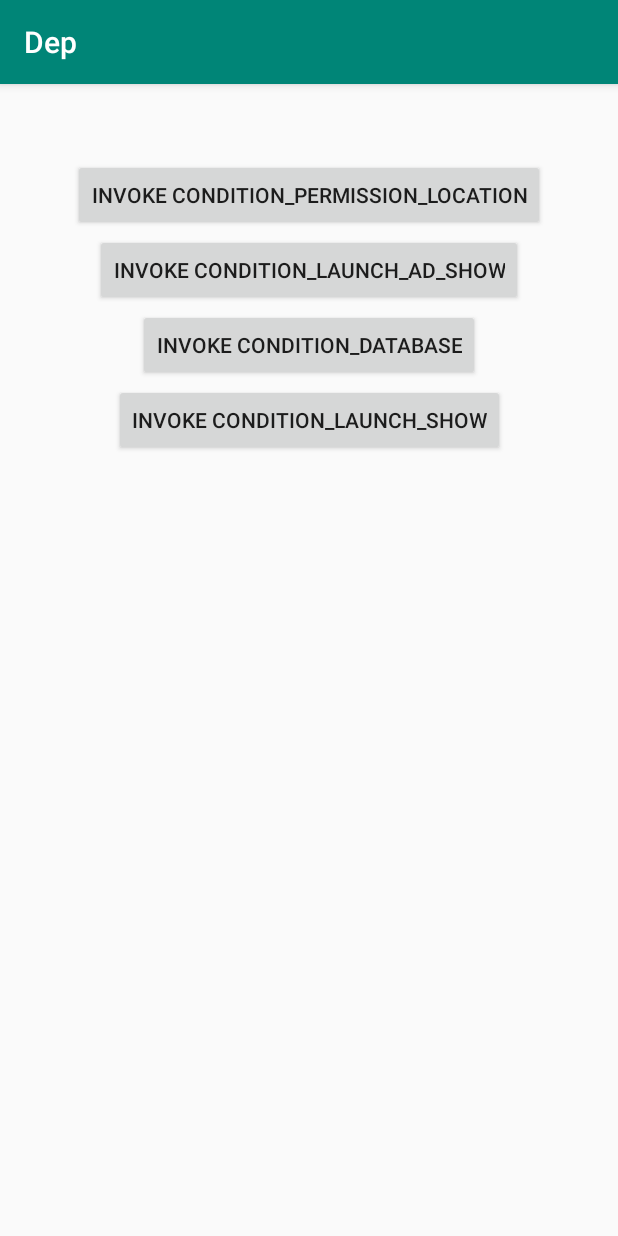
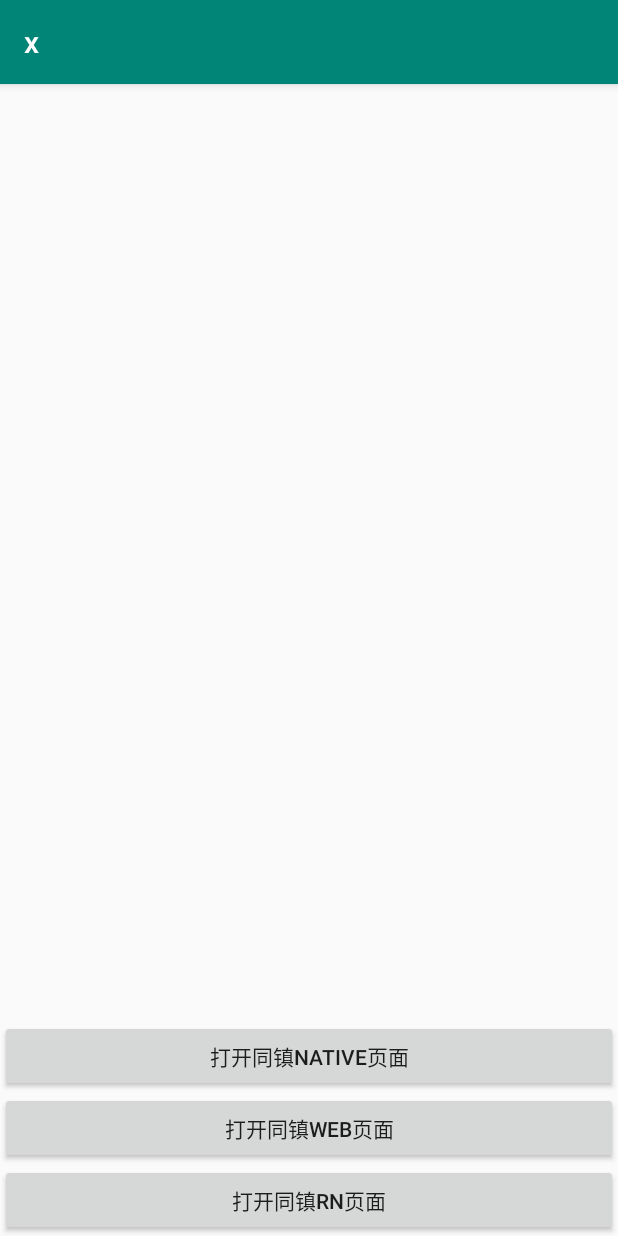
Before and after one commit to coofee/Dep, an Android app: the screen it shows after launch (MainActivity), on a phone screen of 412 x 824 dp. Run offline under Robolectric (Android 15) with nearby library versions, the phone set to English and light mode, and no system bars.

Commit message:
feat(ad): support open town app.

```diff
--- a/app/src/main/java/com/coofee/dep/demo/MainActivity.kt
+++ b/app/src/main/java/com/coofee/dep/demo/MainActivity.kt
@@ -1,10 +1,25 @@
 package com.coofee.dep.demo
 
-import android.os.AsyncTask
+import android.content.Intent
+import android.net.Uri
 import android.os.Bundle
 import androidx.appcompat.app.AppCompatActivity
-import com.coofee.dep.TaskManager
 import kotlinx.android.synthetic.main.activity_main.*
+
+const val BACK_URL = "${BuildConfig.SCHEME}://xxx/xxx?type="
+
+fun appendBackUrl(protocol: String, type: String): String {
+    return "$protocol&backurl=$BACK_URL$type"
+}
+
+const val PROTOCOL_NATIVE =
+    "wbutown://jump/town/utowncategoryplus?params=%7b%22url%22%3a%22https%3a%2f%2ftzcapp.58.com%2fcatelist%2ficon%3ftabKey%3dhouse%26subTabKey%3dhouserental%22%2c%22tabkey%22%3a%22house%22%2c%22subtabkey%22%3a%22houserental%22%2c%22from%22%3a%221%22%2c%22title%22%3a%22%e7%a7%9f%e6%88%bf%22%7d"
+
+const val PROTOCOL_WEB =
+    "wbutown://jump/town/common?params=%7B%22ailog%22%3A%22%7B%5C%22abtestno%5C%22%3A%5C%22D_house-recall-strategy-1%7CE_fusion-strategy-2%7CF_itemhot-strategy-1%7CG_rank-strategy-3%7CA_smartrecommend-1%7CB_news-recall-strategy-1%7CC_job-recall-strategy-1%7CH_profile-strategy-1%7CI_scatter-strategy-2%5C%22%2C%5C%22channel%5C%22%3A%5C%221%5C%22%2C%5C%22cityId%5C%22%3A0%2C%5C%22countryId%5C%22%3A0%2C%5C%22datasource%5C%22%3A1%2C%5C%22extendJson%5C%22%3A%5C%22%7B%5C%5C%5C%22recallNumbers%5C%5C%5C%22%3A%5B2%2C50%5D%7D%5C%22%2C%5C%22feedtab%5C%22%3A%5C%22recommend%5C%22%2C%5C%22flag%5C%22%3A1%2C%5C%22infoQueryType%5C%22%3A1%2C%5C%22itemType%5C%22%3A0%2C%5C%22itemid%5C%22%3A%5C%22100812280%5C%22%2C%5C%22predictno%5C%22%3A11%2C%5C%22productType%5C%22%3A1%2C%5C%22profileFlag%5C%22%3A1%2C%5C%22publishType%5C%22%3A2%2C%5C%22recallno%5C%22%3A2%2C%5C%22seqno%5C%22%3A%5C%22d0eb9dc4-c6c6-445b-9598-938880dc970f%5C%22%2C%5C%22townId%5C%22%3A0%7D%22%2C%22title%22%3A%22%E8%AF%A6%E6%83%85%22%2C%22url%22%3A%22https%3A%2F%2Ftznew.58.com%2Fview%2Fc%2FsharingDetailNew%3Finfoid%3D1063457161493368832%26oldInfoid%3D100812280%26detailFrom%3D4%26sharesource%3Dtcrecommendshare%26fromFeed%3D1%26source%3D17%22%7D&isFinish=false&needLogin=false"
+
+const val PROTOCOL_RN =
+    "wbutown://jump/town/RN?params=%7B%22pagetype%22%3A%22RN%22%2C%22hideBar%22%3A0%2C%22bundleid%22%3A%22214%22%2C%22params%22%3A%7B%22ailog%22%3A%22%22%2C%22cateId%22%3A%2239%22%2C%22detailFrom%22%3A5%2C%22hideBar%22%3A1%2C%22infoId%22%3A%2235122187141036%22%2C%22infoType%22%3A%22tccommoninfo%22%2C%22localId%22%3A%22110105000000%22%2C%22tabKey%22%3A%22shandgood%22%2C%22title%22%3A%22%E8%AF%A6%E6%83%85%22%2C%22tzPage%22%3A%22shandgood%22%2C%22tzdetailType%22%3A%22msgdetail%22%7D%2C%22show_error_navi%22%3Atrue%7D&isFinish=false&needLogin=false"
 
 class MainActivity : AppCompatActivity() {
 
@@ -12,26 +27,42 @@ class MainActivity : AppCompatActivity() {
         super.onCreate(savedInstanceState)
         setContentView(R.layout.activity_main)
 
-        invokeConditionPermissionLocation.setOnClickListener {
-            AppServiceManager.invokeCondition(CONDITION_PERMISSION_LOCATION)
-        }
-        invokeConditionLaunchAd.setOnClickListener {
-            AppServiceManager.invokeCondition(CONDITION_LAUNCH_AD_SHOW)
-        }
-        invokeConditionLaunchShow.setOnClickListener {
-            AppServiceManager.invokeCondition(CONDITION_LAUNCH_SHOW)
-        }
-        invokeConditionDatabase.setOnClickListener {
-            AppServiceManager.invokeCondition(CONDITION_DATABASE)
+        open_town_native.setOnClickListener {
+            open(appendBackUrl(PROTOCOL_NATIVE, "native"))
         }
 
-        AsyncTask.THREAD_POOL_EXECUTOR.execute {
-            val task8Service = AppServiceManager.getService<Task8>("task_8")
-            val result = task8Service?.methodTask8()
-            println("Dep.MainActivity; get task_8 service ${Thread.currentThread()} task8Service?.methodTask8()=$result")
+        open_town_web.setOnClickListener {
+            open(appendBackUrl(PROTOCOL_WEB, "web"))
         }
 
-        val task8Service = AppServiceManager.getService<Task8>("task_8", TaskManager.MODE_ASYNC)
-        println("Dep.MainActivity; get task_8 service from ${Thread.currentThread()};  task8Service=$task8Service")
+        open_town_rn.setOnClickListener {
+            open(appendBackUrl(PROTOCOL_RN, "rn"))
+        }
+
+        dispatch(intent)
+    }
+
+    override fun onNewIntent(intent: Intent?) {
+        super.onNewIntent(intent)
+
+        dispatch(intent)
+    }
+
+    override fun onResume() {
+        super.onResume()
+
+        dispatch(intent)
+    }
+
+    private fun dispatch(intent: Intent?) {
+        val uri = intent?.data ?: return
+        back_url.text = uri.toString()
+    }
+
+    private fun open(protocol: String) {
+        val intent = Intent(Intent.ACTION_VIEW, Uri.parse(protocol))
+            .addCategory(Intent.CATEGORY_BROWSABLE)
+            .setFlags(Intent.FLAG_ACTIVITY_NEW_TASK or Intent.FLAG_ACTIVITY_RESET_TASK_IF_NEEDED)
+        startActivity(intent)
     }
 }
--- a/app/src/main/res/layout/activity_main.xml
+++ b/app/src/main/res/layout/activity_main.xml
@@ -1,49 +1,37 @@
 <?xml version="1.0" encoding="utf-8"?>
-<androidx.constraintlayout.widget.ConstraintLayout xmlns:android="http://schemas.android.com/apk/res/android"
-    xmlns:app="http://schemas.android.com/apk/res-auto"
+<LinearLayout xmlns:android="http://schemas.android.com/apk/res/android"
     xmlns:tools="http://schemas.android.com/tools"
     android:layout_width="match_parent"
     android:layout_height="match_parent"
+    android:gravity="bottom"
+    android:orientation="vertical"
     tools:context=".MainActivity">
 
-    <Button
-        android:id="@+id/invokeConditionPermissionLocation"
-        android:layout_width="wrap_content"
-        android:layout_height="wrap_content"
-        android:layout_marginTop="50dp"
-        android:text="invoke CONDITION_PERMISSION_LOCATION"
-        app:layout_constraintLeft_toLeftOf="parent"
-        app:layout_constraintRight_toRightOf="parent"
-        app:layout_constraintTop_toTopOf="parent" />
+    <TextView
+        android:id="@+id/back_url"
+        android:layout_width="match_parent"
+        android:layout_height="0dp"
+        android:layout_weight="1.0"
+        android:gravity="center"
+        android:textSize="20sp"
+        tools:text="xxxxx" />
 
     <Button
-        android:id="@+id/invokeConditionLaunchAd"
-        android:layout_width="wrap_content"
+        android:id="@+id/open_town_native"
+        android:layout_width="match_parent"
         android:layout_height="wrap_content"
-        android:layout_marginTop="50dp"
-        android:text="invoke CONDITION_LAUNCH_AD_SHOW"
-        app:layout_constraintLeft_toLeftOf="parent"
-        app:layout_constraintRight_toRightOf="parent"
-        app:layout_constraintTop_toTopOf="@id/invokeConditionPermissionLocation" />
+        android:text="打开同镇Native页面" />
 
     <Button
-        android:id="@+id/invokeConditionDatabase"
-        android:layout_width="wrap_content"
+        android:id="@+id/open_town_web"
+        android:layout_width="match_parent"
         android:layout_height="wrap_content"
-        android:layout_marginTop="50dp"
-        android:text="invoke CONDITION_DATABASE"
-        app:layout_constraintLeft_toLeftOf="parent"
-        app:layout_constraintRight_toRightOf="parent"
-        app:layout_constraintTop_toTopOf="@id/invokeConditionLaunchAd" />
+        android:text="打开同镇Web页面" />
 
     <Button
-        android:id="@+id/invokeConditionLaunchShow"
-        android:layout_width="wrap_content"
+        android:id="@+id/open_town_rn"
+        android:layout_width="match_parent"
         android:layout_height="wrap_content"
-        android:layout_marginTop="50dp"
-        android:text="invoke CONDITION_LAUNCH_SHOW"
-        app:layout_constraintLeft_toLeftOf="parent"
-        app:layout_constraintRight_toRightOf="parent"
-        app:layout_constraintTop_toTopOf="@id/invokeConditionDatabase" />
+        android:text="打开同镇RN页面" />
 
-</androidx.constraintlayout.widget.ConstraintLayout>
+</LinearLayout>
```
Also changed, not shown: app/build.gradle (+12 -3 lines), app/src/main/AndroidManifest.xml (+10 -3 lines), gradle.properties (+26 -1 lines).
